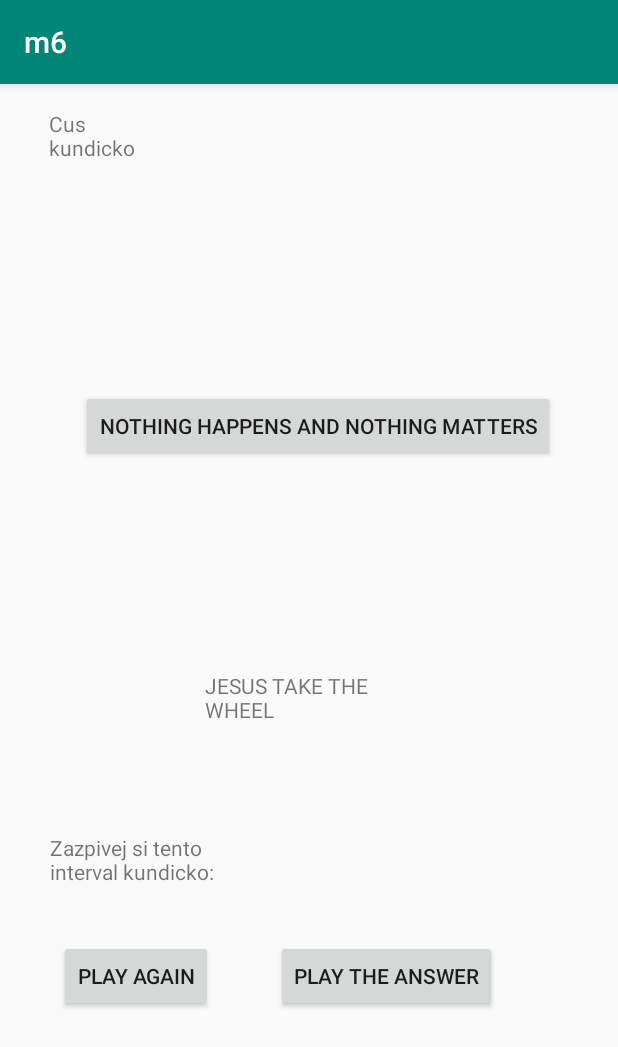
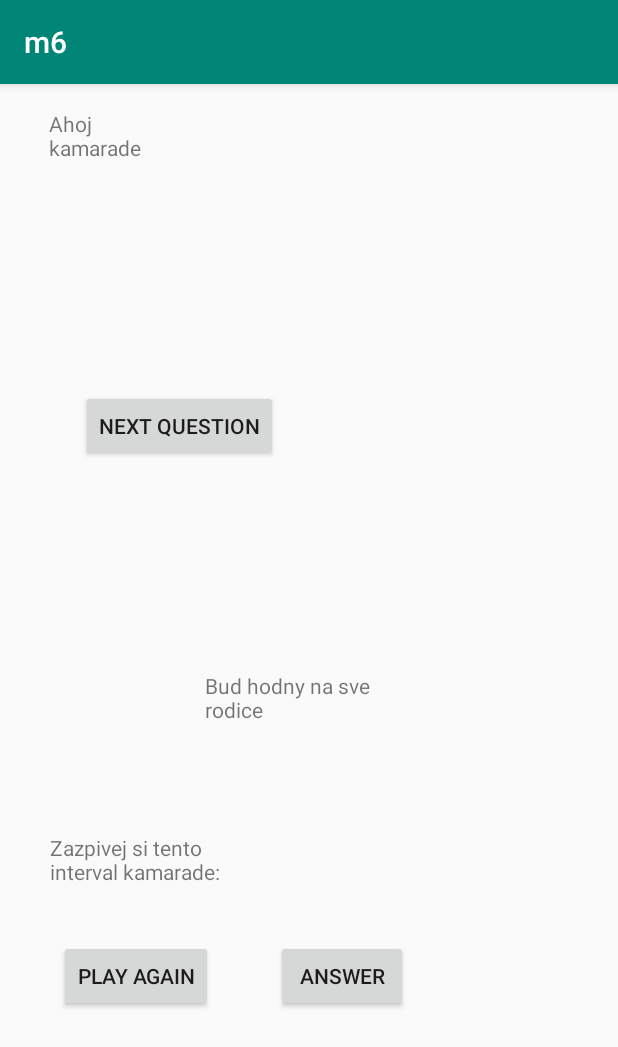
Before and after one commit to DahnJ/m6, an Android app: the screen it shows after launch (MainActivity), on a phone screen of 412 x 824 dp. Shown: the top 1047 px of the screen. Run offline under Robolectric (Android 15) with nearby library versions, the phone set to English and light mode, and no system bars.

Commit message:
Family-friendly version

```diff
--- a/app/src/main/res/values/strings.xml
+++ b/app/src/main/res/values/strings.xml
@@ -1,10 +1,10 @@
 <resources>
     <string name="app_name">m6</string>
-    <string name="kundicka">Cus kundicko</string>
-    <string name="useless_button">Nothing happens and nothing matters</string>
-    <string name="jezisek">JESUS TAKE THE WHEEL</string>
-    <string name="popisUkolu">Zazpivej si tento interval kundicko:</string>
+    <string name="kundicka">Ahoj kamarade</string>
+    <string name="useless_button">Next question</string>
+    <string name="jezisek">Bud hodny na sve rodice</string>
+    <string name="popisUkolu">Zazpivej si tento interval kamarade:</string>
     <string name="randomInterval"></string>
-    <string name="answerButtonString">Play the answer</string>
+    <string name="answerButtonString">Answer</string>
     <string name="repeatButtonString">Play again</string>
 </resources>
```
Also changed, not shown: 1 other file.
